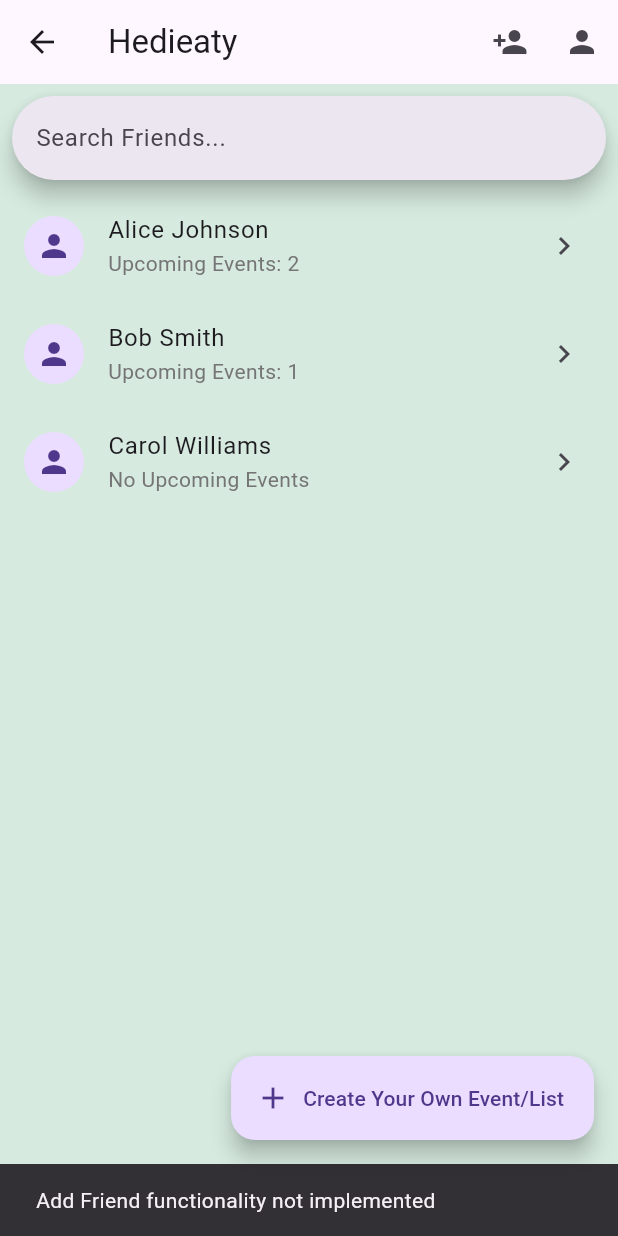
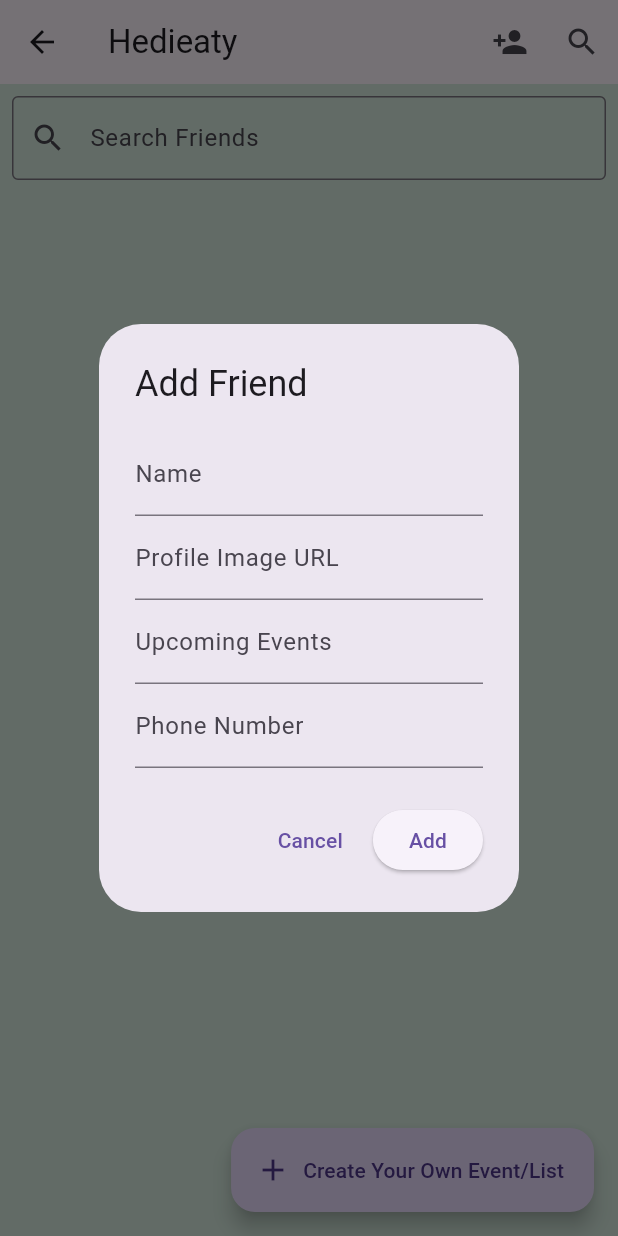
Before and after one commit to ahmedamin-89/mobile_project, a Flutter app: the HomePage screen opened by its route, after a tap on the "person add" icon, on a phone screen of 412 x 824 dp. Run offline on Flutter 3.47's test engine with Material 3 defaults, Android fonts, the phone set to English and light mode, and no system bars; our stand-ins replace cloud_firestore, firebase_auth, firebase_core; accounts and stored records are empty.

```diff
--- a/lib/app.dart
+++ b/lib/app.dart
@@ -2,6 +2,7 @@
 import 'package:flutter/material.dart';
 import 'package:mobile_project/screens/event_details_page.dart';
 import 'package:mobile_project/screens/login_page.dart';
+import 'package:mobile_project/screens/register_page.dart';
 import 'screens/home_page.dart';
 import 'screens/event_list_page.dart';
 import 'screens/gift_list_page.dart';
@@ -21,9 +22,12 @@ class App extends StatelessWidget {
         primarySwatch: Colors.blue,
         scaffoldBackgroundColor: const Color(0xffd6eadf),
       ),
-      initialRoute: '/',
+      initialRoute: '/login',
       onGenerateRoute: (settings) {
         switch (settings.name) {
+          case '/register':
+            return MaterialPageRoute(builder: (_) => const RegisterPage());
+
           case '/login':
             return MaterialPageRoute(builder: (_) => const LoginPage());
           case '/':
--- a/lib/models/friend.dart
+++ b/lib/models/friend.dart
@@ -1,49 +1,51 @@
-// lib/models/friend.dart
 class Friend {
   final String id; // Friend's user ID
   final String name;
   final String profileImageUrl;
   final int upcomingEvents;
+  final String phoneNumber; // New field
 
   Friend({
     required this.id,
     required this.name,
     required this.profileImageUrl,
     required this.upcomingEvents,
+    required this.phoneNumber,
   });
 
-  // Copy method to create a modified copy of the Friend
   Friend copyWith({
     String? id,
     String? name,
     String? profileImageUrl,
     int? upcomingEvents,
+    String? phoneNumber,
   }) {
     return Friend(
       id: id ?? this.id,
       name: name ?? this.name,
       profileImageUrl: profileImageUrl ?? this.profileImageUrl,
       upcomingEvents: upcomingEvents ?? this.upcomingEvents,
+      phoneNumber: phoneNumber ?? this.phoneNumber,
     );
   }
 
-  // Convert a Friend object into a Map object for database insertion
-  Map<String, dynamic> toMap() {
+  Map<String, dynamic> toFirestore() {
     return {
       'id': id,
       'name': name,
       'profileImageUrl': profileImageUrl,
       'upcomingEvents': upcomingEvents,
+      'phoneNumber': phoneNumber, // Save phone number to Firestore
     };
   }
 
-  // Create a Friend object from a Map object retrieved from the database
-  factory Friend.fromMap(Map<String, dynamic> map) {
+  factory Friend.fromFirestore(Map<String, dynamic> map) {
     return Friend(
       id: map['id'],
       name: map['name'],
-      profileImageUrl: map['profileImageUrl'],
-      upcomingEvents: map['upcomingEvents'],
+      profileImageUrl: map['profileImageUrl'] ?? '',
+      upcomingEvents: map['upcomingEvents'] ?? 0,
+      phoneNumber: map['phoneNumber'] ?? '', // Default to empty if missing
     );
   }
 }
--- a/lib/screens/home_page.dart
+++ b/lib/screens/home_page.dart
@@ -1,45 +1,45 @@
-// lib/screens/home_page.dart
 import 'package:flutter/material.dart';
+import 'package:cloud_firestore/cloud_firestore.dart';
+import '../models/friend.dart';
 import '../widgets/friend_card.dart';
-import '../models/friend.dart';
 
 class HomePage extends StatefulWidget {
-  const HomePage({super.key});
+  const HomePage({Key? key}) : super(key: key);
 
   @override
   State<HomePage> createState() => _HomePageState();
 }
 
 class _HomePageState extends State<HomePage> {
-  List<Friend> friends = [
-    // Sample data
-    Friend(
-      id: 'friend1',
-      name: 'Alice Johnson',
-      profileImageUrl: '',
-      upcomingEvents: 2,
-    ),
-    Friend(
-      id: 'friend2',
-      name: 'Bob Smith',
-      profileImageUrl: '',
-      upcomingEvents: 1,
-    ),
-    Friend(
-      id: 'friend3',
-      name: 'Carol Williams',
-      profileImageUrl: '',
-      upcomingEvents: 0,
-    ),
-  ];
-
+  List<Friend> friends = [];
   List<Friend> filteredFriends = [];
   String searchQuery = '';
 
   @override
   void initState() {
     super.initState();
-    filteredFriends = friends;
+    fetchFriends();
+  }
+
+  Future<void> fetchFriends() async {
+    try {
+      final querySnapshot =
+          await FirebaseFirestore.instance.collection('friends').get();
+      final List<Friend> fetchedFriends = querySnapshot.docs.map((doc) {
+        final data = doc.data() as Map<String, dynamic>;
+        return Friend.fromFirestore(data);
+      }).toList();
+
+      setState(() {
+        friends = fetchedFriends;
+        filteredFriends = fetchedFriends;
+      });
+    } catch (e) {
+      print('Error fetching friends: $e');
+      ScaffoldMessenger.of(context).showSnackBar(
+        SnackBar(content: Text('Failed to load friends: $e')),
+      );
+    }
   }
 
   void updateSearch(String query) {
@@ -59,15 +59,109 @@ class _HomePageState extends State<HomePage> {
     );
   }
 
-  void addFriend() {
-    // For now, just show a snackbar
-    ScaffoldMessenger.of(context).showSnackBar(
-      const SnackBar(content: Text('Add Friend functionality not implemented')),
+  Future<void> addFriend() async {
+    final TextEditingController nameController = TextEditingController();
+    final TextEditingController profileUrlController = TextEditingController();
+    final TextEditingController eventsController = TextEditingController();
+    final TextEditingController phoneNumberController = TextEditingController();
+
+    final result = await showDialog<bool>(
+      context: context,
+      builder: (context) {
+        return AlertDialog(
+          title: const Text('Add Friend'),
+          content: SingleChildScrollView(
+            child: Column(
+              mainAxisSize: MainAxisSize.min,
+              children: [
+                TextField(
+                  controller: nameController,
+                  decoration: const InputDecoration(labelText: 'Name'),
+                ),
+                TextField(
+                  controller: profileUrlController,
+                  decoration:
+                      const InputDecoration(labelText: 'Profile Image URL'),
+                ),
+                TextField(
+                  controller: eventsController,
+                  decoration:
+                      const InputDecoration(labelText: 'Upcoming Events'),
+                  keyboardType: TextInputType.number,
+                ),
+                TextField(
+                  controller: phoneNumberController,
+                  decoration: const InputDecoration(labelText: 'Phone Number'),
+                  keyboardType: TextInputType.phone,
+                ),
+              ],
+            ),
+          ),
+          actions: [
+            TextButton(
+              onPressed: () {
+                Navigator.pop(context, false); // Cancel
+              },
+              child: const Text('Cancel'),
+            ),
+            ElevatedButton(
+              onPressed: () {
+                Navigator.pop(context, true); // Confirm
+              },
+              child: const Text('Add'),
+            ),
+          ],
+        );
+      },
     );
+
+    if (result == true) {
+      // Validate inputs
+      if (nameController.text.trim().isEmpty ||
+          phoneNumberController.text.trim().isEmpty) {
+        ScaffoldMessenger.of(context).showSnackBar(
+          const SnackBar(
+              content: Text('Name and phone number are required fields!')),
+        );
+        return;
+      }
+
+      try {
+        final newFriend = Friend(
+          id: FirebaseFirestore.instance.collection('friends').doc().id,
+          name: nameController.text.trim(),
+          profileImageUrl: profileUrlController.text.trim(),
+          upcomingEvents: int.tryParse(eventsController.text.trim()) ?? 0,
+          phoneNumber: phoneNumberController.text.trim(),
+        );
+
+        // Save the new friend to Firestore
+        await FirebaseFirestore.instance
+            .collection('friends')
+            .doc(newFriend.id)
+            .set(newFriend.toFirestore());
+
+        // Update local state
+        setState(() {
+          friends.add(newFriend);
+          filteredFriends.add(newFriend);
+        });
+
+        ScaffoldMessenger.of(context).showSnackBar(
+          SnackBar(
+              content: Text('Friend "${newFriend.name}" added successfully!')),
+        );
+      } catch (e) {
+        print('Error adding friend: $e');
+        ScaffoldMessenger.of(context).showSnackBar(
+          SnackBar(content: Text('Failed to add friend: $e')),
+        );
+      }
+    }
   }
 
   void createEventOrList() {
-    Navigator.pushNamed(context, '/events');
+    Navigator.pushNamed(context, '/event-details');
   }
 
   @override
@@ -82,23 +176,26 @@ class _HomePageState extends State<HomePage> {
             tooltip: 'Add Friend',
           ),
           IconButton(
-            icon: const Icon(Icons.person),
-            onPressed: () {
-              Navigator.pushNamed(context, '/profile');
-            },
-            tooltip: 'Profile',
+            icon: const Icon(Icons.search),
+            onPressed: () {}, // Placeholder for a full-screen search UI
           ),
         ],
       ),
       body: Column(
         children: [
+          // Search Bar
           Padding(
             padding: const EdgeInsets.all(8.0),
-            child: SearchBar(
+            child: TextField(
+              decoration: const InputDecoration(
+                labelText: 'Search Friends',
+                border: OutlineInputBorder(),
+                prefixIcon: Icon(Icons.search),
+              ),
               onChanged: updateSearch,
-              hintText: 'Search Friends...',
             ),
           ),
+          // Friend List
           Expanded(
             child: ListView.builder(
               itemCount: filteredFriends.length,
@@ -108,6 +205,7 @@ class _HomePageState extends State<HomePage> {
                   name: friend.name,
                   profileImageUrl: friend.profileImageUrl,
                   upcomingEvents: friend.upcomingEvents,
+                  phoneNumber: friend.phoneNumber,
                   onTap: () => navigateToFriendGiftList(friend),
                 );
               },
--- a/lib/widgets/friend_card.dart
+++ b/lib/widgets/friend_card.dart
@@ -1,10 +1,10 @@
-// lib/widgets/friend_card.dart
 import 'package:flutter/material.dart';
 
 class FriendCard extends StatelessWidget {
   final String name;
   final String profileImageUrl;
   final int upcomingEvents;
+  final String phoneNumber;
   final VoidCallback onTap;
 
   const FriendCard({
@@ -12,6 +12,7 @@ class FriendCard extends StatelessWidget {
     required this.name,
     required this.profileImageUrl,
     required this.upcomingEvents,
+    required this.phoneNumber,
     required this.onTap,
   }) : super(key: key);
 
@@ -21,16 +22,19 @@ class FriendCard extends StatelessWidget {
       leading: CircleAvatar(
         backgroundImage:
             profileImageUrl.isNotEmpty ? NetworkImage(profileImageUrl) : null,
-        child: profileImageUrl.isEmpty ? Icon(Icons.person) : null,
+        child: profileImageUrl.isEmpty ? const Icon(Icons.person) : null,
       ),
       title: Text(name),
-      subtitle: Text(
-        upcomingEvents > 0
-            ? 'Upcoming Events: $upcomingEvents'
-            : 'No Upcoming Events',
-        style: TextStyle(color: Colors.grey[600]),
+      subtitle: Column(
+        crossAxisAlignment: CrossAxisAlignment.start,
+        children: [
+          Text(upcomingEvents > 0
+              ? 'Upcoming Events: $upcomingEvents'
+              : 'No Upcoming Events'),
+          Text('Phone: $phoneNumber'),
+        ],
       ),
-      trailing: Icon(Icons.chevron_right),
+      trailing: const Icon(Icons.arrow_forward),
       onTap: onTap,
     );
   }
```
Also changed, not shown: lib/models/gift.dart (+2 -7 lines), lib/models/user.dart (+2 -6 lines), lib/screens/event_details_page.dart (+10 -11 lines), lib/screens/event_list_page.dart (+16 -3 lines), lib/screens/gift_list_page.dart (+44 -81 lines), lib/screens/login_page.dart (+9 -2 lines), lib/screens/register_page.dart (added, +137 -0 lines).
